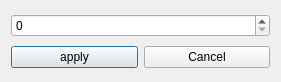
Before: the Qt Designer form Lupr/views/interval_prompt.ui in azzamsa/lupr, drawn with Qt 5.
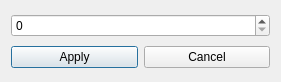
After: the same form once the commit is applied.

```diff
--- a/Lupr/views/interval_prompt.ui
+++ b/Lupr/views/interval_prompt.ui
@@ -26,7 +26,7 @@
      <item>
       <widget class="QPushButton" name="apply_btn">
        <property name="text">
-        <string>apply</string>
+        <string>Apply</string>
        </property>
       </widget>
      </item>
```
